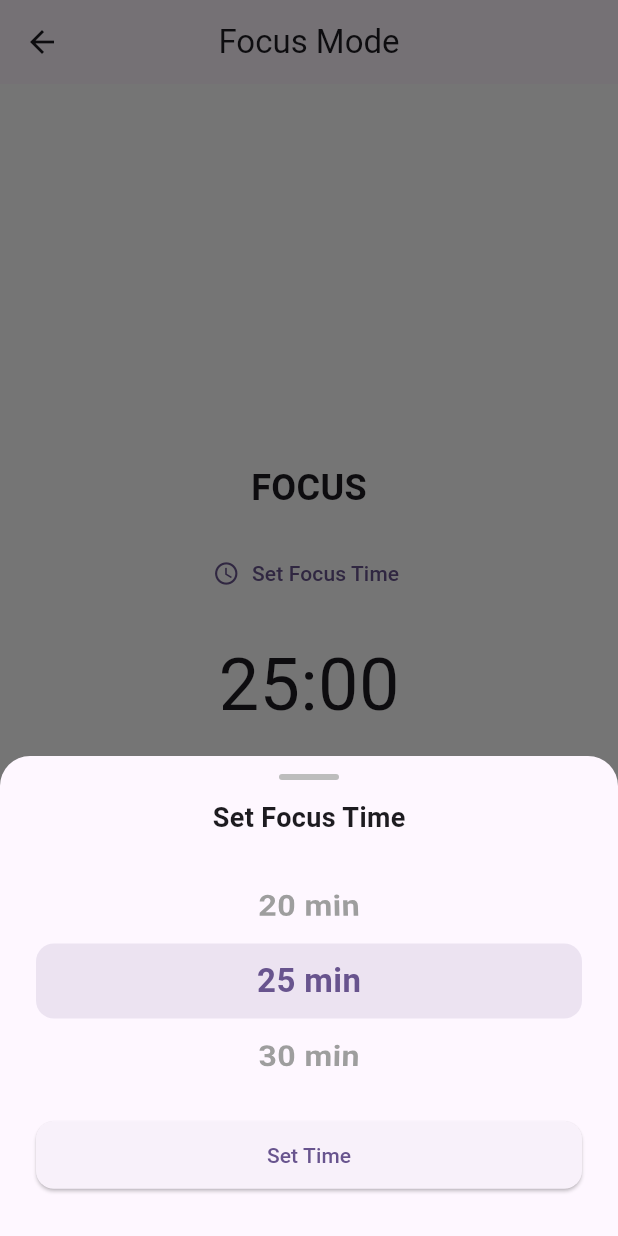
After one commit to Abdul-samad-AI/smartflow_todo, a Flutter app: the FocusScreen screen opened directly, after a tap on "Set Focus Time", on a phone screen of 412 x 824 dp. The commit adds this screen. Run offline on Flutter 3.47's test engine with Material 3 defaults, Android fonts, the phone set to English and light mode, and no system bars; our stand-ins replace flutter_local_notifications, flutter_riverpod, hive, hive_flutter; accounts and stored records are empty.

Commit message:
Finalize pomodoro provider with manual time picker and notifications

```diff
--- /dev/null
+++ b/lib/presentation/screens/focus_screen.dart
@@ -0,0 +1,192 @@
+import 'package:flutter/material.dart';
+import 'package:flutter_riverpod/flutter_riverpod.dart';
+import '../../features/focus/pomodoro_provider.dart';
+
+class FocusScreen extends ConsumerWidget {
+  const FocusScreen({super.key});
+
+  String _formatTime(int seconds) {
+    final m = (seconds ~/ 60).toString().padLeft(2, '0');
+    final s = (seconds % 60).toString().padLeft(2, '0');
+    return '$m:$s';
+  }
+
+  void _pickFocusTime(BuildContext context, WidgetRef ref) async {
+    int selectedMinutes = 25;
+    final controller = FixedExtentScrollController(initialItem: 4); // 25 min
+
+    await showModalBottomSheet(
+      context: context,
+      backgroundColor: Theme.of(context).colorScheme.surface,
+      shape: const RoundedRectangleBorder(
+        borderRadius: BorderRadius.vertical(top: Radius.circular(20)),
+      ),
+      builder: (_) => SafeArea(
+        child: SizedBox(
+          height: 320,
+          child: Column(
+            children: [
+              const SizedBox(height: 12),
+
+              // drag handle
+              Container(
+                width: 40,
+                height: 4,
+                decoration: BoxDecoration(
+                  color: Colors.grey.shade400,
+                  borderRadius: BorderRadius.circular(2),
+                ),
+              ),
+
+              const SizedBox(height: 12),
+
+              const Text(
+                'Set Focus Time',
+                style: TextStyle(fontSize: 18, fontWeight: FontWeight.bold),
+              ),
+
+              const SizedBox(height: 16),
+
+              // ⏱️ ANDROID STYLE WHEEL PICKER
+              SizedBox(
+                height: 160,
+                child: Stack(
+                  alignment: Alignment.center,
+                  children: [
+                    // highlight bar
+                    Container(
+                      height: 50,
+                      margin: const EdgeInsets.symmetric(horizontal: 24),
+                      decoration: BoxDecoration(
+                        color: Theme.of(context)
+                            .colorScheme
+                            .primary
+                            .withOpacity(0.12),
+                        borderRadius: BorderRadius.circular(12),
+                      ),
+                    ),
+
+                    ListWheelScrollView.useDelegate(
+                      controller: controller,
+                      itemExtent: 50,
+                      physics: const FixedExtentScrollPhysics(),
+                      onSelectedItemChanged: (index) {
+                        selectedMinutes = (index + 1) * 5;
+                      },
+                      childDelegate: ListWheelChildBuilderDelegate(
+                        childCount: 24, // up to 120 min
+                        builder: (context, index) {
+                          final value = (index + 1) * 5;
+                          return Center(
+                            child: Text(
+                              '$value min',
+                              style: TextStyle(
+                                fontSize: 22,
+                                fontWeight: FontWeight.w600,
+                                color: controller.selectedItem == index
+                                    ? Theme.of(context)
+                                        .colorScheme
+                                        .primary
+                                    : Colors.grey,
+                              ),
+                            ),
+                          );
+                        },
+                      ),
+                    ),
+                  ],
+                ),
+              ),
+
+              const SizedBox(height: 12),
+
+              // SET BUTTON
+              Padding(
+                padding: const EdgeInsets.symmetric(horizontal: 24),
+                child: ElevatedButton(
+                  style: ElevatedButton.styleFrom(
+                    minimumSize: const Size.fromHeight(45),
+                    shape: RoundedRectangleBorder(
+                      borderRadius: BorderRadius.circular(12),
+                    ),
+                  ),
+                  onPressed: () {
+                    ref
+                        .read(pomodoroProvider.notifier)
+                        .setFocusDuration(selectedMinutes);
+                    Navigator.pop(context);
+                  },
+                  child: const Text('Set Time'),
+                ),
+              ),
+
+              const SizedBox(height: 8),
+            ],
+          ),
+        ),
+      ),
+    );
+  }
+
+  @override
+  Widget build(BuildContext context, WidgetRef ref) {
+    final state = ref.watch(pomodoroProvider);
+    final notifier = ref.read(pomodoroProvider.notifier);
+
+    return Scaffold(
+      appBar: AppBar(
+        title: const Text('Focus Mode'),
+      ),
+      body: Center(
+        child: Column(
+          mainAxisAlignment: MainAxisAlignment.center,
+          children: [
+            Text(
+              state.phase == PomodoroPhase.focus ? 'FOCUS' : 'BREAK',
+              style: const TextStyle(fontSize: 24, fontWeight: FontWeight.bold),
+            ),
+
+            const SizedBox(height: 16),
+
+            // ⏱️ Set focus time
+            TextButton.icon(
+              onPressed:
+                  state.isRunning ? null : () => _pickFocusTime(context, ref),
+              icon: const Icon(Icons.schedule),
+              label: const Text('Set Focus Time'),
+            ),
+
+            const SizedBox(height: 16),
+
+            Text(
+              _formatTime(state.remainingSeconds),
+              style: const TextStyle(fontSize: 48),
+            ),
+
+            const SizedBox(height: 32),
+
+            Row(
+              mainAxisAlignment: MainAxisAlignment.center,
+              children: [
+                ElevatedButton(
+                  onPressed: notifier.start,
+                  child: const Text('Start'),
+                ),
+                const SizedBox(width: 12),
+                ElevatedButton(
+                  onPressed: notifier.pause,
+                  child: const Text('Pause'),
+                ),
+                const SizedBox(width: 12),
+                ElevatedButton(
+                  onPressed: notifier.reset,
+                  child: const Text('Reset'),
+                ),
+              ],
+            ),
+          ],
+        ),
+      ),
+    );
+  }
+}
--- a/pubspec.yaml
+++ b/pubspec.yaml
@@ -34,6 +34,8 @@ dependencies:
   hive_flutter: ^1.1.0
   path_provider: ^2.1.2
   flutter_riverpod: ^2.5.1
+  flutter_local_notifications: ^17.1.2
+
 
 
 
```
Also changed, not shown: lib/features/focus/pomodoro_provider.dart (added, +156 -0 lines), lib/main.dart (+12 -0 lines), lib/presentation/screens/task_list_screen.dart (+13 -1 lines), pubspec.lock, 3 other files.
